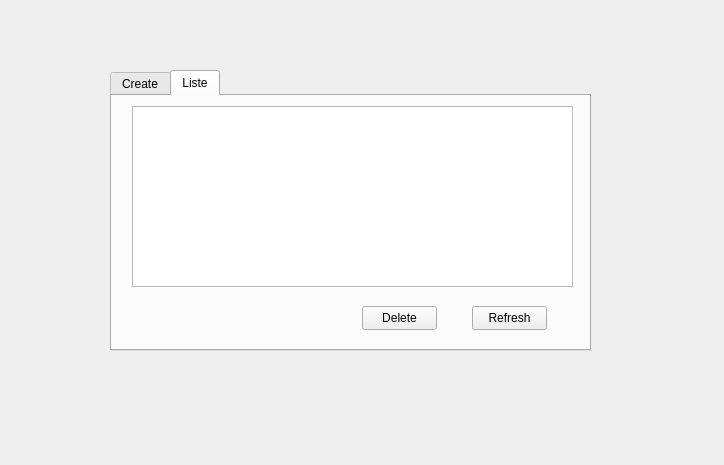
Qt form clientwindow.ui (mohamedaminerjab/eco_shine) before a commit.
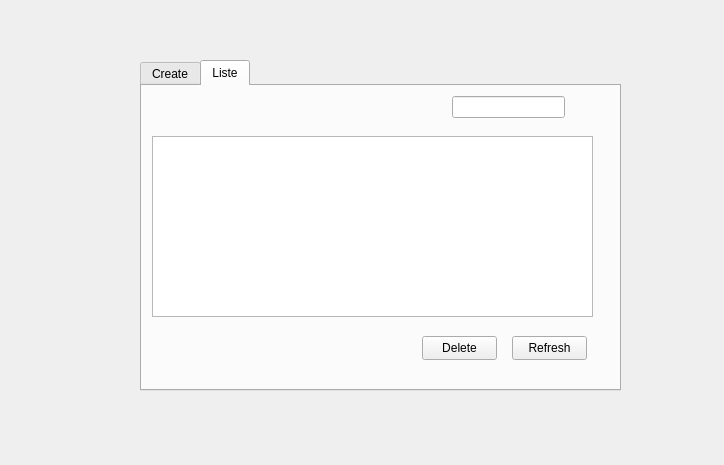
The same form after that commit.

The edit to the form file:
```diff
--- a/clientwindow.ui
+++ b/clientwindow.ui
@@ -16,10 +16,10 @@
   <widget class="QTabWidget" name="tabWidget">
    <property name="geometry">
     <rect>
-     <x>110</x>
-     <y>70</y>
+     <x>140</x>
+     <y>60</y>
      <width>481</width>
-     <height>281</height>
+     <height>331</height>
     </rect>
    </property>
    <property name="currentIndex">
@@ -119,8 +119,8 @@
     <widget class="QTableView" name="clientTableView">
      <property name="geometry">
       <rect>
-       <x>20</x>
-       <y>10</y>
+       <x>10</x>
+       <y>50</y>
        <width>441</width>
        <height>181</height>
       </rect>
@@ -129,8 +129,8 @@
     <widget class="QPushButton" name="refreshButton">
      <property name="geometry">
       <rect>
-       <x>360</x>
-       <y>210</y>
+       <x>370</x>
+       <y>250</y>
        <width>75</width>
        <height>24</height>
       </rect>
@@ -142,8 +142,8 @@
     <widget class="QPushButton" name="deleteButton">
      <property name="geometry">
       <rect>
-       <x>250</x>
-       <y>210</y>
+       <x>280</x>
+       <y>250</y>
        <width>75</width>
        <height>24</height>
       </rect>
@@ -152,6 +152,16 @@
       <string>Delete</string>
      </property>
     </widget>
+    <widget class="QLineEdit" name="searchLineEdit">
+     <property name="geometry">
+      <rect>
+       <x>310</x>
+       <y>10</y>
+       <width>113</width>
+       <height>22</height>
+      </rect>
+     </property>
+    </widget>
    </widget>
   </widget>
  </widget>
```
